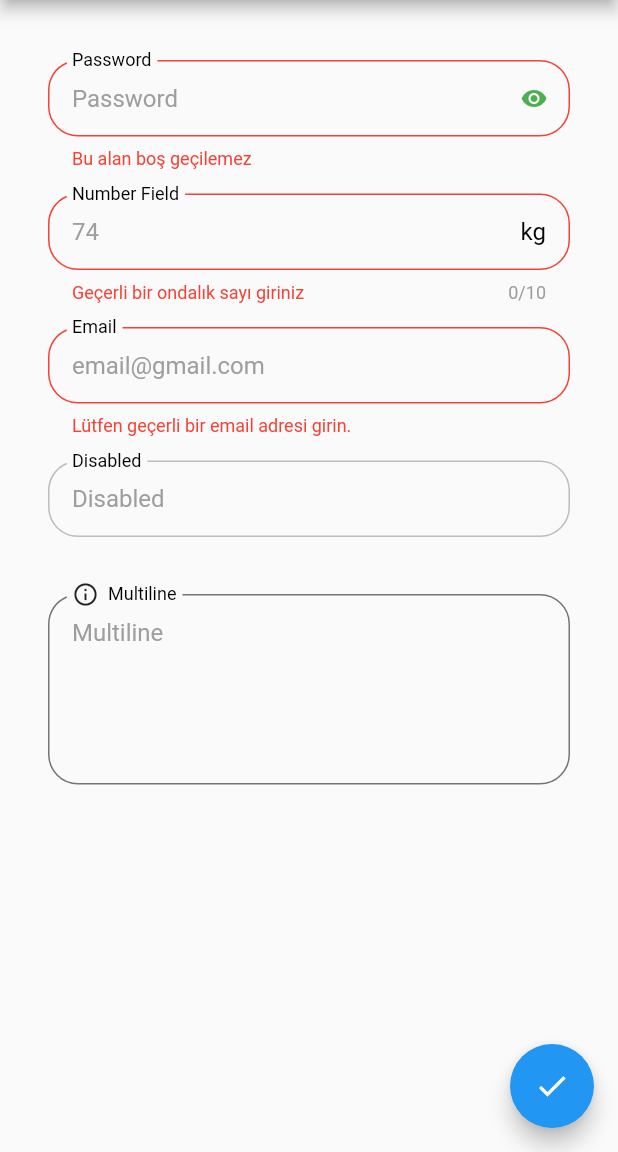
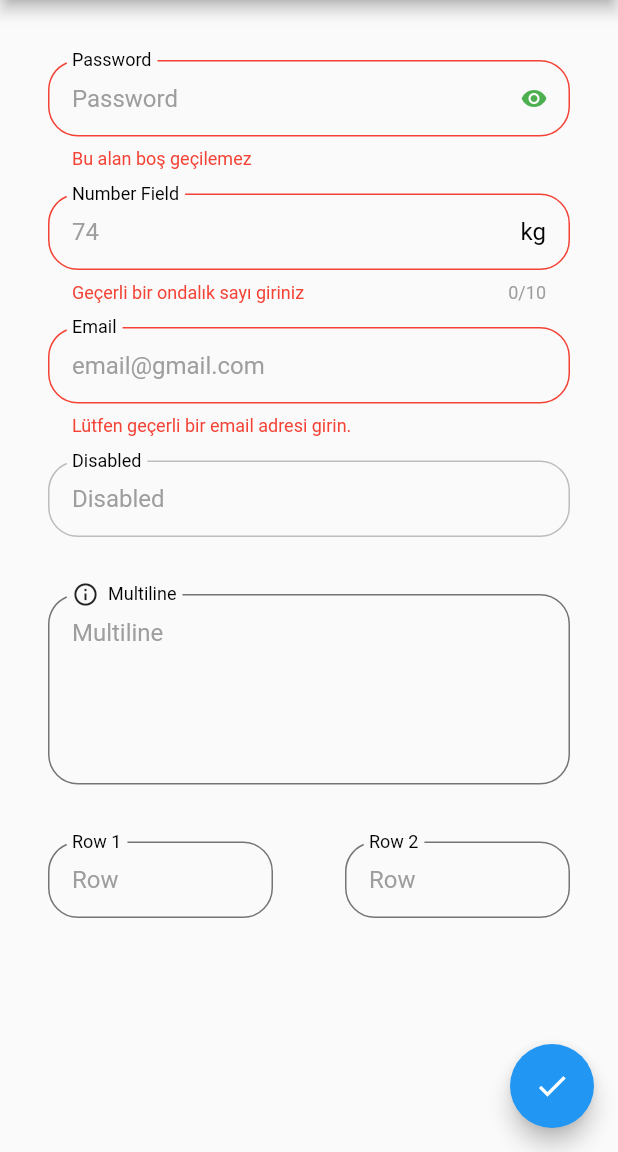
Before and after one commit to gulsenkeskin/input_decoration, a Flutter app: the screen it shows after launch, after a tap on the "check" icon, on a phone screen of 412 x 824 dp, the part 84-1236 px from its top. Run offline on Flutter 3.47's test engine with Material 2 defaults, Android fonts, the phone set to English and light mode, and no system bars.

Commit message:
Update text_field_row.dart

```diff
--- a/lib/components/text_field_row.dart
+++ b/lib/components/text_field_row.dart
@@ -4,9 +4,17 @@ class TextFieldRow extends StatelessWidget {
   const TextFieldRow({Key? key}) : super(key: key);
 
   @override
-  Widget build(BuildContext context) {
-    return Container(
-
-    );
-  }
+  Widget build(BuildContext context) => Row(
+        mainAxisAlignment: MainAxisAlignment.spaceBetween,
+        children: [
+          TextFormField(
+            decoration: const InputDecoration(
+                helperText: "", hintText: "Row", labelText: "Row 1"),
+          ),
+          TextFormField(
+            decoration: const InputDecoration(
+                helperText: "", hintText: "Row", labelText: "Row 2"),
+          ),
+        ],
+      );
 }
```
